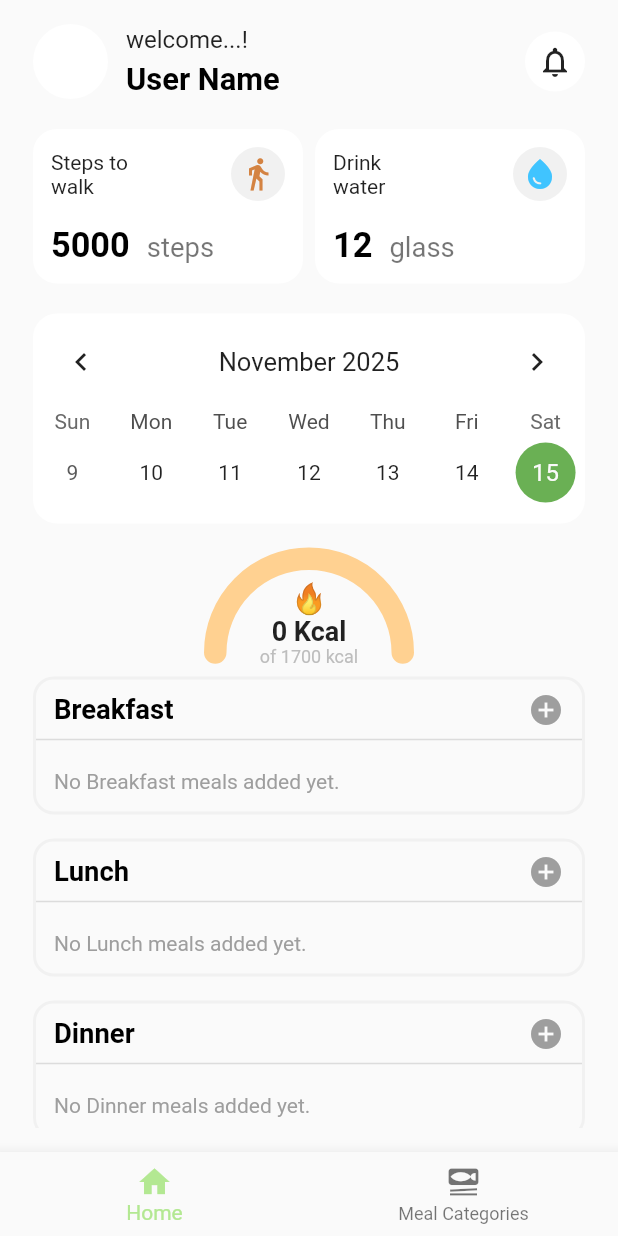
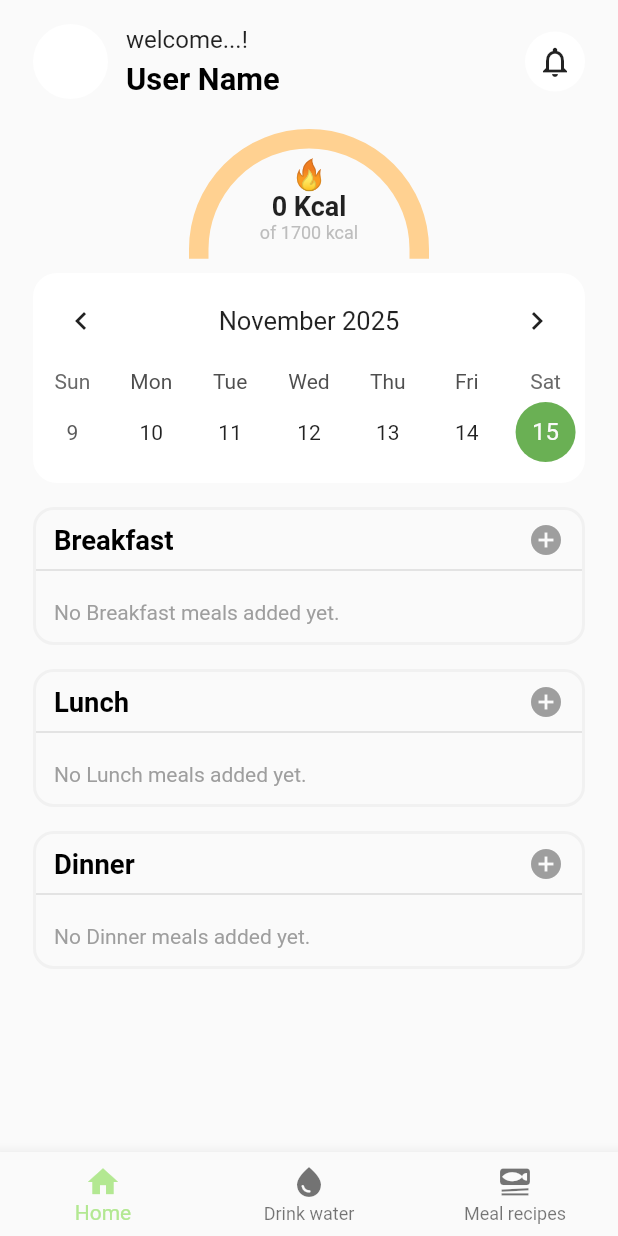
Before and after one commit to KHgamal/Eat_Wise, a Flutter app: the CustomBottomNavBar screen opened directly, on a phone screen of 412 x 824 dp. Run offline on Flutter 3.47's test engine with Material 3 defaults, Android fonts, the phone set to English and light mode, and no system bars; drawn by our look-alikes of percent_indicator, table_calendar; our stand-ins replace dio, equatable, flutter_bloc, flutter_screenutil, freezed_annotation, get_it and 3 more; accounts and stored records are empty; generated files the repository leaves out were written again.

Commit message:
repostion calorie indicator - add water track page to nav bar

```diff
--- a/lib/core/common/widgets/bottom_nav_bar.dart
+++ b/lib/core/common/widgets/bottom_nav_bar.dart
@@ -2,6 +2,7 @@ import 'package:eat_wise/features/home/presentation/views/home_view.dart';
 import 'package:flutter/material.dart';
 
 import '../../../features/meal_recipe/presentation/views/meal_category_view.dart';
+import '../../../features/water_track/presentation/views/water_track_view.dart';
 
 class CustomBottomNavBar extends StatefulWidget {
 
@@ -27,6 +28,7 @@ class CustomBottomNavBarState extends State<CustomBottomNavBar> {
 
     final List<Widget> screens = [
       const HomeView(),
+      const AnimatedWaterScreen(),
       const  MealCategoryScreen(),
     ];
 
@@ -38,9 +40,17 @@ class CustomBottomNavBarState extends State<CustomBottomNavBar> {
             icon: Icon(Icons.home),
             label: 'Home',
           ),
+          /* BottomNavigationBarItem(
+            icon: Icon(Icons.set_meal),
+            label: 'steps',
+          ),*/
+           BottomNavigationBarItem(
+            icon: Icon(Icons.water_drop),
+            label: 'Drink water',
+          ),
           BottomNavigationBarItem(
             icon: Icon(Icons.set_meal),
-            label: 'Meal Categories',
+            label: 'Meal recipes',
           ),
         ],
         currentIndex: _selectedIndex,
--- a/lib/features/home/data/datasources/local_datasource.dart
+++ b/lib/features/home/data/datasources/local_datasource.dart
@@ -18,6 +18,7 @@ class LocalDataSource {
     await box.delete(id);
   }
 
+  // no use
   List<MealTrackModel> getMeals() {
     final box = Hive.box<MealTrackModel>(boxName);
     return box.values.toList();
--- a/lib/features/home/data/models/meal_type_model.dart
+++ b/lib/features/home/data/models/meal_type_model.dart
@@ -1,3 +1,4 @@
+// no use
 /* import 'package:hive/hive.dart';
 
 part 'meal_type.g.dart';
--- a/lib/features/home/domain/repositories/meal_repository.dart
+++ b/lib/features/home/domain/repositories/meal_repository.dart
@@ -4,5 +4,5 @@ abstract class MealTrackRepository {
   Future<void> addMeal(MealTrack meal);
   Future<void> deleteMeal(String id);
   List<MealTrack> getMeals();
-  List<MealTrack> getMealsByTypeAndDate(String mealType, DateTime date); // New method
+  List<MealTrack> getMealsByTypeAndDate(String mealType, DateTime date);
 }
--- a/lib/features/home/presentation/views/home_view.dart
+++ b/lib/features/home/presentation/views/home_view.dart
@@ -22,18 +22,35 @@ class HomeView extends StatelessWidget {
         child: SingleChildScrollView(
           child: Column(
             children: [
+              // still constant data
               const HomeHeader(),
               const SizedBox(
                 height: 20,
               ),
-              const HealthCounterSection(),
+              // still constant data
+              /*const HealthCounterSection(),
               const SizedBox(
                 height: 20,
-              ),
+              ),*/
               BlocBuilder<MealTrackBloc, MealTrackState>(
                 builder: (context, state) {
                   return Column(
                     children: [
+                      state.maybeWhen(
+                        loaded: (breakfastMeals, lunchMeals, dinnerMeals,
+                            totalCalories, selectedDate) {
+                          return Column(
+                            children: [
+                              CalorieIndicator(
+                                consumed: totalCalories,
+                                goal: 1700,
+                              ),
+                              const SizedBox(height: 16),
+                            ],
+                          );
+                        },
+                        orElse: () => const SizedBox.shrink(),
+                      ),
                       MealCalendar(
                         focusedDay: state.maybeWhen(
                           loaded: (breakfastMeals, lunchMeals, dinnerMeals,
@@ -48,26 +65,17 @@ class HomeView extends StatelessWidget {
                           orElse: () => false,
                         ),
                       ),
-                      const SizedBox(
-                        height: 16,
-                      ),
+                      const SizedBox(height: 16),
                       state.when(
                         initial: () => const SizedBox.shrink(),
+                        loading: () =>
+                            const Center(child: CircularProgressIndicator()),
                         error: (message) =>
                             Center(child: Text("Error: $message")),
-                        loading: () =>
-                            const Center(child: CircularProgressIndicator()),
                         loaded: (breakfastMeals, lunchMeals, dinnerMeals,
                             totalCalories, selectedDate) {
                           return Column(
                             children: [
-                              CalorieIndicator(
-                                consumed: totalCalories,
-                                goal: 1700,
-                              ),
-                              const SizedBox(
-                                height: 16,
-                              ),
                               MealTypeBox(
                                 mealType: 'Breakfast',
                                 onPressed: () =>
@@ -77,9 +85,7 @@ class HomeView extends StatelessWidget {
                                     .read<MealTrackBloc>()
                                     .add(MealTrackEvent.deleteMeal(mealId)),
                               ),
-                              const SizedBox(
-                                height: 16,
-                              ),
+                              const SizedBox(height: 16),
                               MealTypeBox(
                                 mealType: 'Lunch',
                                 onPressed: () =>
@@ -89,9 +95,7 @@ class HomeView extends StatelessWidget {
                                     .read<MealTrackBloc>()
                                     .add(MealTrackEvent.deleteMeal(mealId)),
                               ),
-                              const SizedBox(
-                                height: 16,
-                              ),
+                              const SizedBox(height: 16),
                               MealTypeBox(
                                 mealType: 'Dinner',
                                 onPressed: () =>
@@ -104,11 +108,11 @@ class HomeView extends StatelessWidget {
                             ],
                           );
                         },
-                      )
+                      ),
                     ],
                   );
                 },
-              ),
+              )
             ],
           ),
         ),
--- a/lib/features/home/presentation/widgets/calorie_indicator.dart
+++ b/lib/features/home/presentation/widgets/calorie_indicator.dart
@@ -20,20 +20,18 @@ class CalorieIndicator extends StatelessWidget {
     alignment: Alignment.topCenter,
     heightFactor: 0.5,
       child: CircularPercentIndicator(
-        radius: 70,
-        lineWidth: 15.0,
+        radius: 80,
+        lineWidth: 13.0,
         percent: percent,
         animation: true,
-        circularStrokeCap: CircularStrokeCap.round,
-       // backgroundColor: AppColors.lightOrange,
+        circularStrokeCap: CircularStrokeCap.square,
         progressColor: AppColors.orange,
         arcType: ArcType.HALF,
         arcBackgroundColor: AppColors.lightOrange,
         center: Column(
-          // mainAxisSize: MainAxisSize.min,
           mainAxisAlignment: MainAxisAlignment.start,
           children: [
-            const SizedBox(height: 22,),
+            const SizedBox(height: 18,),
             const Text('🔥', style: TextStyle(fontSize: 20)),
             Text(
               '$consumed Kcal',
--- a/lib/features/water_track/presentation/views/water_track_view.dart
+++ b/lib/features/water_track/presentation/views/water_track_view.dart
@@ -86,9 +86,7 @@ class _AnimatedWaterScreenState extends State<AnimatedWaterScreen>
         _isChanging ? _fillAnimation.value : _currentAmount / _goalAmount;
     final remaining = _goalAmount - _currentAmount;
 
-    return Scaffold(
-      backgroundColor: Colors.white,
-      body: Stack(
+    return Stack(
         children: [
           AnimatedBuilder(
             animation: _waveController,
@@ -130,7 +128,6 @@ class _AnimatedWaterScreenState extends State<AnimatedWaterScreen>
                         .text))),
           )
         ],
-      ),
-    );
+      );
   }
 }
--- a/lib/main.dart
+++ b/lib/main.dart
@@ -7,6 +7,7 @@ import 'package:flutter_screenutil/flutter_screenutil.dart';
 import 'package:hive_flutter/hive_flutter.dart';
 import 'package:provider/provider.dart';
 import 'core/common/styles/theme.dart';
+import 'core/common/widgets/bottom_nav_bar.dart';
 import 'features/meal_recipe/presentation/bloc/meal_bloc.dart';
 import 'features/splash_screen/splash_view.dart';
 import 'features/water_track/presentation/provider/water_provider.dart';
@@ -47,7 +48,7 @@ class MyApp extends StatelessWidget {
                 debugShowCheckedModeBanner: false,
                 title: 'Meal Tracker',
                 theme: appTheme,
-                home: const AnimatedWaterScreen(),
+                home: const CustomBottomNavBar(),
               );
             }),
       ),
```
Also changed, not shown: 4 other files.
